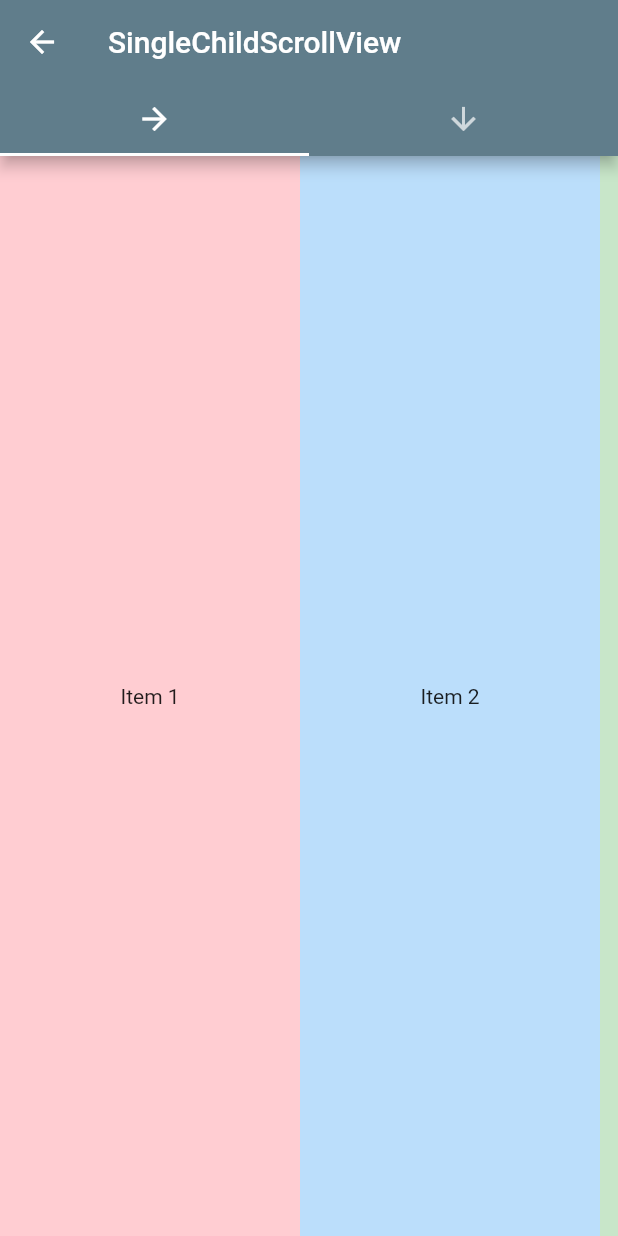
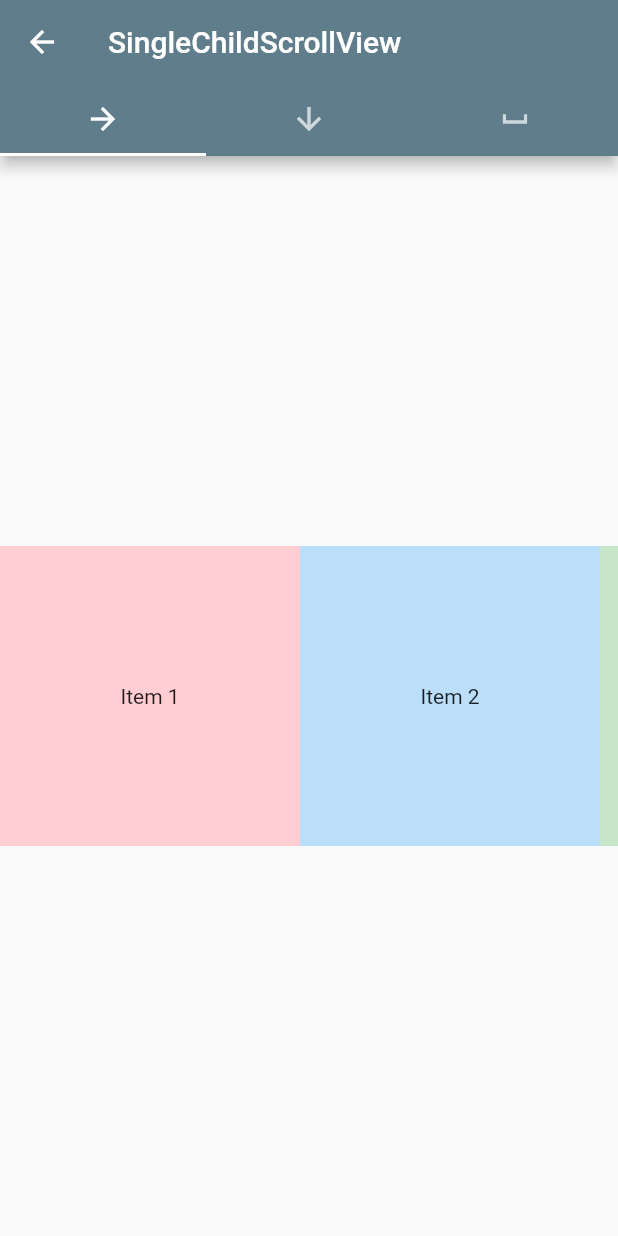
Before and after one commit to gulsenkeskin/top_listview_widgets, a Flutter app: the SingleChildScrollViewPage screen opened directly, on a phone screen of 412 x 824 dp. Run offline on Flutter 3.47's test engine with Material 2 defaults, Android fonts, the phone set to English and light mode, and no system bars.

Commit message:
Update single_child_scroll_view.dart

```diff
--- a/lib/src/pages/single_child_scroll_view.dart
+++ b/lib/src/pages/single_child_scroll_view.dart
@@ -16,6 +16,7 @@ class SingleChildScrollViewPage extends StatelessWidget {
             tabs: [
               Tab(icon: Icon(Icons.arrow_forward)),
               Tab(icon: Icon(Icons.arrow_downward_sharp)),
+              Tab(icon: Icon(Icons.space_bar)),
             ],
           ),
         ),
@@ -23,6 +24,7 @@ class SingleChildScrollViewPage extends StatelessWidget {
           children: [
             horizontal(context),
             vertical(context),
+            spaceEvenly(),
           ],
         ),
       ),
@@ -30,28 +32,62 @@ class SingleChildScrollViewPage extends StatelessWidget {
   }
 }
 
+spaceEvenly() {
+  return LayoutBuilder(
+    builder: (context, constraints) => SingleChildScrollView(
+      child: ConstrainedBox(
+        constraints: BoxConstraints(
+          minHeight: constraints.maxHeight,
+        ),
+        child: IntrinsicHeight(
+          child: Column(
+            mainAxisAlignment: MainAxisAlignment.spaceEvenly,
+            children: [
+              customContainer(
+                'Item 1',
+                Colors.red[100],
+              ),
+              customContainer(
+                'Item 2',
+                Colors.blue[100],
+              ),
+            ],
+          ),
+        ),
+      ),
+    ),
+  );
+}
+
+
 horizontal(context) {
   return SingleChildScrollView(
     scrollDirection: Axis.horizontal,
     child: Row(
       children: [
-        customContainer('Item 1', Colors.red[100], context),
-        customContainer('Item 2', Colors.blue[100], context),
-        customContainer('Item 3', Colors.green[100], context),
+        customContainer(
+          'Item 1',
+          Colors.red[100],
+        ),
+        customContainer(
+          'Item 2',
+          Colors.blue[100],
+        ),
+        customContainer(
+          'Item 3',
+          Colors.green[100],
+        ),
       ],
     ),
   );
 }
 
-Container customContainer(text, color, context,
-    {double? height, bool? isVertical}) {
+Container customContainer(text, color, {double? height}) {
   return Container(
     alignment: Alignment.center,
     color: color,
-    height: !(isVertical ?? false)
-        ? MediaQuery.of(context).size.height
-        : height ?? 200,
-    width: isVertical ?? false ? MediaQuery.of(context).size.width : 200,
+    height: height ?? 200,
+    width: 200,
     child: Text(text),
   );
 }
@@ -60,11 +96,18 @@ vertical(context) {
   return SingleChildScrollView(
     child: Column(
       children: [
-        customContainer('Item 1', Colors.red[100], context, isVertical: true),
-        customContainer('Item 2', Colors.blue[100], context,
-            height: 500, isVertical: true),
-        customContainer('Item 3', Colors.purple[100], context,
-            height: 150, isVertical: true),
+        customContainer(
+          'Item 1',
+          Colors.red[100],
+        ),
+        customContainer(
+          'Item 2',
+          Colors.blue[100],
+        ),
+        customContainer(
+          'Item 3',
+          Colors.purple[100],
+        ),
       ],
     ),
   );
```
